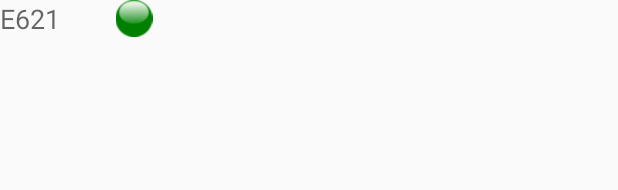
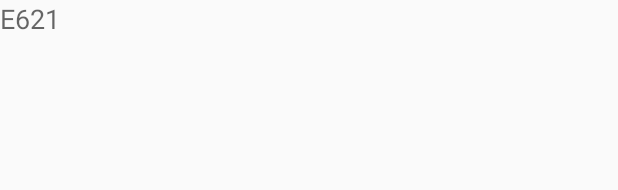
Before and after one commit to deiauk/IT_Engineering, an Android app: the layout product_item_layout.xml on its own in the app's theme, with its tools: preview values and no code run, on a phone screen of 412 x 824 dp. Shown: the top 190 px of the screen. Run offline under Robolectric (Android 15) with nearby library versions, the phone set to English and light mode, and no system bars.

Commit message:
New version

```diff
--- a/app/src/main/res/layout/product_item_layout.xml
+++ b/app/src/main/res/layout/product_item_layout.xml
@@ -21,7 +21,6 @@
         android:layout_width="wrap_content"
         android:layout_height="wrap_content"
         android:id="@+id/imageView"
-        android:src="@drawable/green3"
         android:layout_marginLeft="29dp"
         android:layout_alignBottom="@+id/text"
         android:layout_toRightOf="@+id/text"
```
Also changed, not shown: app/src/main/res/drawable/green3.png (deleted).
